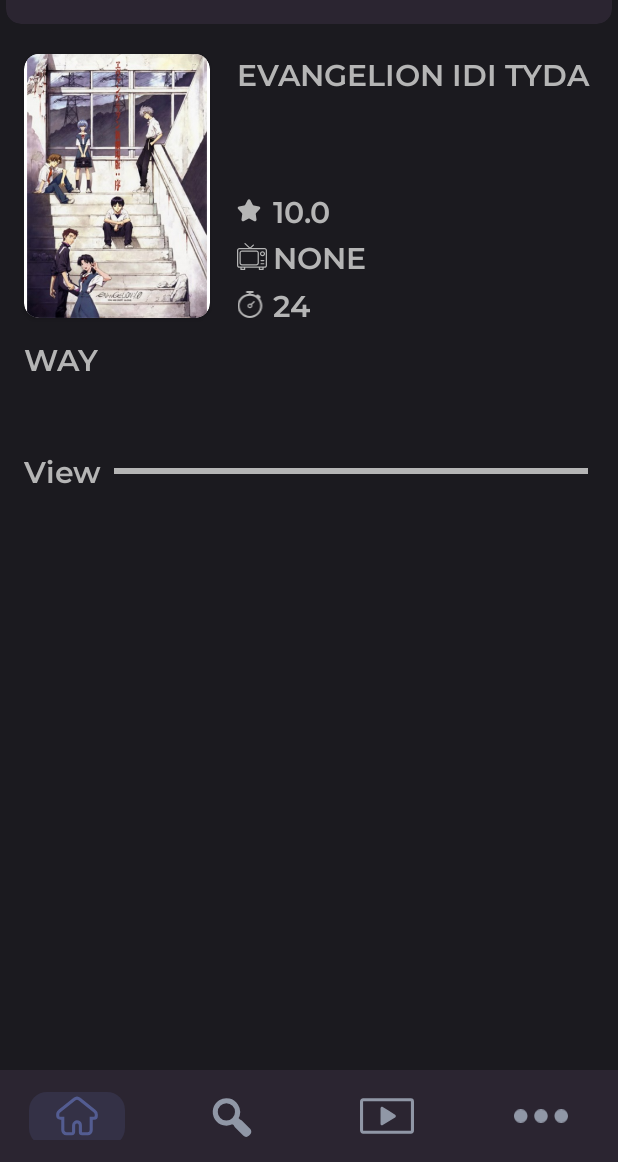
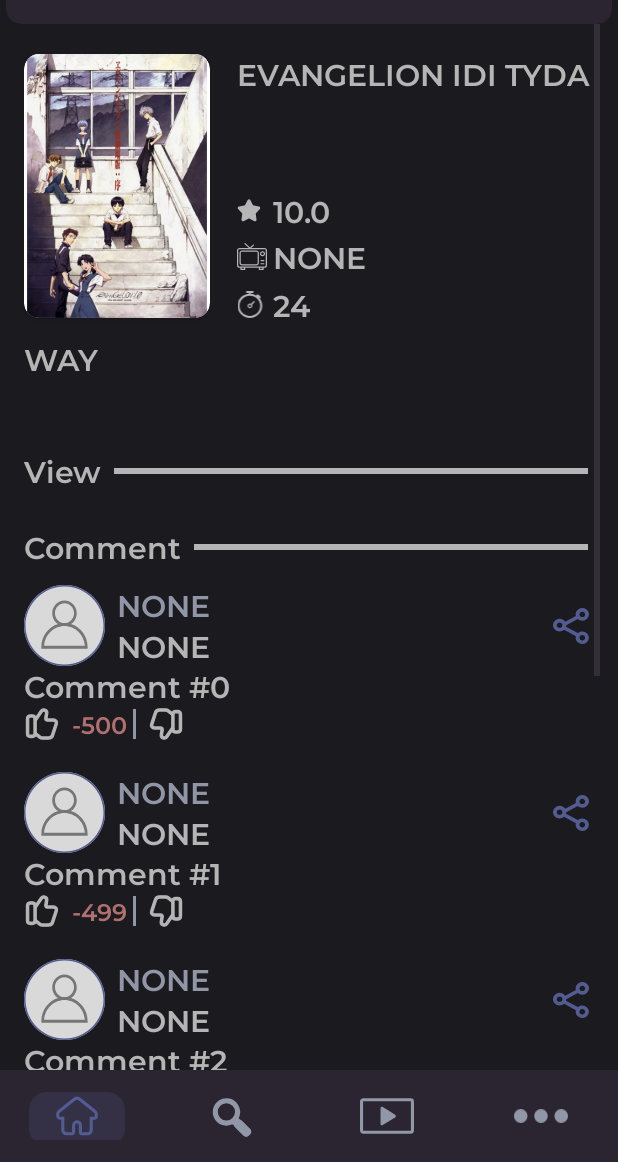
Before and after one commit to Kirixo/NyaCawa, an Android app: the screen it shows after launch (MainActivity), after a tap on "EVANGELION IDI TYDA", on a phone screen of 412 x 824 dp, the part 74-1236 px from its top. Run offline under Robolectric (Android 15) with nearby library versions, the phone set to English and light mode, and no system bars.

Commit message:
Comment adapter released and loaded with test date

```diff
--- /dev/null
+++ b/app/src/main/java/com/project/nyacawa/data/CommentData.kt
@@ -0,0 +1,62 @@
+package com.project.nyacawa.data
+
+import android.content.Context
+import android.graphics.Color
+import android.os.Parcel
+import android.os.Parcelable
+import android.provider.CalendarContract.Colors
+import com.project.nyacawa.R
+
+enum class CommentRatingStates{
+    LIKE,
+    DISLIKE
+}
+
+data class Comment(
+    val id: Int,
+    val profile: Profile?,
+    val text: String,
+    val likes: Int,
+    val dislikes: Int
+): Parcelable {
+    constructor(parcel: Parcel) : this(
+        parcel.readInt(),
+        parcel.readParcelable(Profile::class.java.classLoader),
+        parcel.readString().orEmpty(),
+        parcel.readInt(),
+        parcel.readInt()
+    ) {
+    }
+
+    override fun writeToParcel(parcel: Parcel, flags: Int) {
+        parcel.writeInt(id)
+        parcel.writeParcelable(profile?.let { null }, flags)
+        parcel.writeString(text)
+        parcel.writeInt(likes)
+        parcel.writeInt(dislikes)
+    }
+
+    override fun describeContents(): Int {
+        return 0
+    }
+
+    companion object CREATOR : Parcelable.Creator<Comment> {
+        override fun createFromParcel(parcel: Parcel): Comment {
+            return Comment(parcel)
+        }
+
+        override fun newArray(size: Int): Array<Comment?> {
+            return arrayOfNulls(size)
+        }
+    }
+
+    fun getRating(): Int{
+        return likes - dislikes
+    }
+
+    fun getRatingColor () :Int = if(getRating() <= 0){
+        Color.parseColor("#B17070")
+    }else{
+        Color.parseColor("#87AE7E")
+    }
+}
--- a/app/src/main/java/com/project/nyacawa/data/Profile.kt
+++ b/app/src/main/java/com/project/nyacawa/data/Profile.kt
@@ -1,4 +1,32 @@
-package com.project.nyacawa.data;
+package com.project.nyacawa.data
 
-public class Profile {
+import android.os.Parcel
+import android.os.Parcelable
+
+
+data class Profile(
+    val id: Int
+) : Parcelable{
+    constructor(parcel: Parcel) : this(
+        parcel.readInt()
+    )
+
+    override fun writeToParcel(parcel: Parcel, flags: Int) {
+        parcel.writeInt(id)
+    }
+
+    override fun describeContents(): Int {
+        return 0
+    }
+
+    companion object CREATOR : Parcelable.Creator<Profile> {
+        override fun createFromParcel(parcel: Parcel): Profile {
+            return Profile(parcel)
+        }
+
+        override fun newArray(size: Int): Array<Profile?> {
+            return arrayOfNulls(size)
+        }
+    }
+
 }
--- /dev/null
+++ b/app/src/main/java/com/project/nyacawa/domain/adapters/CommentHandlers.kt
@@ -0,0 +1,8 @@
+package com.project.nyacawa.domain.adapters
+
+import com.project.nyacawa.data.Comment
+
+
+typealias onDislikeCommentClick = (Comment) -> Unit
+typealias onLikeCommentClick = (Comment) -> Unit
+typealias onShareCommentClick = (Comment) -> Unit
--- /dev/null
+++ b/app/src/main/java/com/project/nyacawa/domain/adapters/CommentsAdapter.kt
@@ -0,0 +1,61 @@
+package com.project.nyacawa.domain.adapters
+
+import android.util.Log
+import android.view.LayoutInflater
+import android.view.ViewGroup
+import androidx.recyclerview.widget.RecyclerView
+import com.project.nyacawa.data.Comment
+import com.project.nyacawa.databinding.ViewCommentBlankBinding
+import com.project.nyacawa.domain.logic.ProfileButtonStates
+
+class CommentsAdapter(
+    private val commentList: List<Comment>,
+    private val dislikeAction: onShareCommentClick,
+    private val likeCommentClick: onLikeCommentClick,
+    private val onShareCommentClick: onShareCommentClick
+
+): RecyclerView.Adapter<CommentsAdapter.CommentsViewHolder>() {
+    override fun onCreateViewHolder(parent: ViewGroup, viewType: Int): CommentsViewHolder {
+        return CommentsViewHolder(
+            ViewCommentBlankBinding.inflate(
+                LayoutInflater.from(parent.context),
+                parent,
+                false
+            )
+        )
+    }
+
+    override fun getItemCount(): Int {
+        return commentList.size
+    }
+
+    override fun onBindViewHolder(holder: CommentsViewHolder, position: Int) {
+        val item = commentList[position]
+        Log.d("[COMMENTS ADAPTER]", "onBindViewHolder: bind")
+        if(item.profile!=null){
+            holder.accountView.setProfile(item.profile, ProfileButtonStates.SHARE)
+            holder.accountView.setShareButton(onShareCommentClick, item)
+
+            holder.like.setOnClickListener {
+                likeCommentClick.invoke(item)
+            }
+
+            holder.dislike.setOnClickListener {
+                dislikeAction.invoke(item)
+            }
+
+            holder.text.text = item.text
+            holder.rating.text = item.getRating().toString()
+            holder.rating.setTextColor(item.getRatingColor())
+            //TODO(GET INFORMATION FROM BD THAT THIS COMMENT IS LIKED OR DISLIKED BY THIS USER)
+        }
+    }
+
+    inner class CommentsViewHolder(binding: ViewCommentBlankBinding) : RecyclerView.ViewHolder(binding.root) {
+        val accountView = binding.account
+        val dislike = binding.dislike
+        val like = binding.like
+        val text = binding.commentText
+        val rating = binding.rating
+    }
+}
--- a/app/src/main/java/com/project/nyacawa/domain/logic/ProfileButtonStates.kt
+++ b/app/src/main/java/com/project/nyacawa/domain/logic/ProfileButtonStates.kt
@@ -4,5 +4,6 @@ package com.project.nyacawa.domain.logic
 enum class ProfileButtonStates {
     EXIT,
     AUTHORIZATION,
-    REGISTER
+    REGISTER,
+    SHARE
 }
--- /dev/null
+++ b/app/src/main/java/com/project/nyacawa/domain/placeholder/CommentsDataPlaceholder.kt
@@ -0,0 +1,50 @@
+package com.project.nyacawa.domain.placeholder
+
+import android.graphics.drawable.Drawable
+import androidx.core.graphics.drawable.toBitmap
+import com.project.nyacawa.data.AnimeData
+import com.project.nyacawa.data.Comment
+import com.project.nyacawa.data.Profile
+import java.util.ArrayList
+import java.util.HashMap
+
+/**
+ * Helper class for providing sample content for user interfaces created by
+ * Android template wizards.
+ *
+ * TODO: Replace all uses of this class before publishing your app.
+ */
+
+object CommentsDataPlaceholder {
+
+    val ITEMS: MutableList<Comment> = ArrayList()
+    private val ITEM_MAP: MutableMap<Int, Comment> = HashMap()
+
+
+    private const val COUNT = 1000
+
+    init{
+        for (i in 0..COUNT){
+            addItem(createPlaceholderItem())
+        }
+    }
+    private fun addItem(item: Comment) {
+        ITEMS.add(item)
+        ITEM_MAP[item.id] = item
+    }
+
+    private fun createPlaceholderItem(): Comment {
+        return Comment(
+            id = ITEMS.size,
+            profile = Profile(1),
+            text = "Comment #" + ITEMS.size,
+            likes = ITEMS.size,
+            dislikes = COUNT/2
+        )
+    }
+
+    private fun makeDetails(position: Int): String {
+        val builder = StringBuilder()
+        return builder.toString()
+    }
+}
--- a/app/src/main/java/com/project/nyacawa/presentation/ui/fragments/AnimePlayerFragment.kt
+++ b/app/src/main/java/com/project/nyacawa/presentation/ui/fragments/AnimePlayerFragment.kt
@@ -5,10 +5,17 @@ import androidx.fragment.app.Fragment
 import android.view.LayoutInflater
 import android.view.View
 import android.view.ViewGroup
+import androidx.recyclerview.widget.LinearLayoutManager
 import com.project.nyacawa.R
 import com.project.nyacawa.data.AnimeData
+import com.project.nyacawa.data.Comment
+import com.project.nyacawa.data.Profile
 import com.project.nyacawa.databinding.FragmentAnimePlayerBinding
-
+import com.project.nyacawa.domain.adapters.CommentsAdapter
+import com.project.nyacawa.domain.adapters.onDislikeCommentClick
+import com.project.nyacawa.domain.adapters.onLikeCommentClick
+import com.project.nyacawa.domain.adapters.onShareCommentClick
+import com.project.nyacawa.domain.placeholder.CommentsDataPlaceholder
 
 
 class AnimePlayerFragment : Fragment() {
@@ -34,7 +41,33 @@ class AnimePlayerFragment : Fragment() {
         binding.description.text = param1?.description
         binding.rating.text = param1?.rating.toString()
 
+        val onShareClick: onShareCommentClick = {onShareClick(it)}
+        val onDislikeClick: onDislikeCommentClick = {onDislikeClick(it)}
+        val onLikeClick: onLikeCommentClick = {onLikeClick(it)}
+
+        with(binding.commentList){
+            layoutManager = LinearLayoutManager(context)
+            adapter = CommentsAdapter(
+                commentList = CommentsDataPlaceholder.ITEMS,
+                dislikeAction = onDislikeClick,
+                likeCommentClick = onLikeClick,
+                onShareCommentClick = onShareClick
+            )
+        }
+
+
+
         return binding.root
+    }
+
+    private fun onDislikeClick(comment: Comment){
+
+    }
+    private fun onLikeClick(comment: Comment){
+
+    }
+    private fun onShareClick(comment: Comment){
+
     }
 
     companion object {
--- a/app/src/main/java/com/project/nyacawa/presentation/ui/views/AccountField.kt
+++ b/app/src/main/java/com/project/nyacawa/presentation/ui/views/AccountField.kt
@@ -8,8 +8,10 @@ import androidx.constraintlayout.widget.ConstraintLayout
 import androidx.navigation.NavController
 import androidx.navigation.fragment.NavHostFragment
 import com.project.nyacawa.R
+import com.project.nyacawa.data.Comment
 import com.project.nyacawa.data.Profile
 import com.project.nyacawa.databinding.ViewAccountBinding
+import com.project.nyacawa.domain.adapters.onShareCommentClick
 import com.project.nyacawa.domain.logic.ProfileButtonStates
 
 
@@ -37,9 +39,21 @@ class AccountField(
         val inflater = LayoutInflater.from(context)
         inflater.inflate(R.layout.view_account, this, true)
         binding = ViewAccountBinding.bind(this)
+        attributeInit(attrs, defStyleAttr, defStyleRes)
     }
 
-    fun setHandlers(goToAuthorization: GoToAuthorization, goToRegistration: GoToRegistration, accountExit: AccountExit ){
+    private fun attributeInit(attrs: AttributeSet?, defStyleAttr: Int, defStyleRes: Int){
+        if (attrs == null) return
+        val typedArray = context.obtainStyledAttributes(attrs, R.styleable.AccountField, defStyleAttr, defStyleRes)
+
+        val drawable = typedArray.getDrawable(R.styleable.AccountField_buttonIcon)
+        binding.actionButton.setImageDrawable(drawable);
+
+        typedArray.recycle();
+    }
+
+
+    fun setHandlers(goToAuthorization: GoToAuthorization, goToRegistration: GoToRegistration, accountExit: AccountExit){
         this.goToAuthorization = goToAuthorization
         this.goToRegistration = goToRegistration
         this.accountExit = accountExit
@@ -51,6 +65,7 @@ class AccountField(
                 ProfileButtonStates.EXIT -> accountExit.invoke()
                 ProfileButtonStates.AUTHORIZATION -> goToAuthorization.invoke()
                 ProfileButtonStates.REGISTER -> goToRegistration.invoke()
+                else -> Unit
             }
         }
     }
@@ -61,6 +76,7 @@ class AccountField(
             ProfileButtonStates.EXIT -> setExitButton()
             ProfileButtonStates.AUTHORIZATION -> setLogInButton()
             ProfileButtonStates.REGISTER -> setLogInButton()
+            else -> Unit
         }
         updateProfileButtonClickListener()
     }
@@ -71,10 +87,15 @@ class AccountField(
     private fun setLogInButton(){
         binding.actionButton.setImageDrawable(getDrawable(context, R.drawable.log_in_ico))
     }
-
-    fun setProfile(profile: Profile){
+    fun setShareButton(onShareCommentClick: onShareCommentClick, comment: Comment){
+        binding.actionButton.setOnClickListener {
+            onShareCommentClick.invoke(comment)
+        }
+        setState(ProfileButtonStates.SHARE)
+    }
+    fun setProfile(profile: Profile, state: ProfileButtonStates){
         this.profile = profile
-        setState(ProfileButtonStates.EXIT)
+        setState(state)
     }
 
 
--- a/app/src/main/java/com/project/nyacawa/presentation/ui/views/AccountHandler.kt
+++ b/app/src/main/java/com/project/nyacawa/presentation/ui/views/AccountHandler.kt
@@ -1,5 +1,5 @@
 package com.project.nyacawa.presentation.ui.views
 
-typealias GoToRegistration = () -> Unit
+typealias GoToRegistration = ()-> Unit
 typealias GoToAuthorization = () -> Unit
 typealias AccountExit = () -> Unit
--- /dev/null
+++ b/app/src/main/res/drawable/dislike_ico.xml
@@ -0,0 +1,17 @@
+<?xml version="1.0" encoding="utf-8"?>
+<vector xmlns:android="http://schemas.android.com/apk/res/android"
+    android:width="17dp"
+    android:height="17dp"
+    android:viewportWidth="17"
+    android:viewportHeight="17">
+    <path
+        android:fillColor="#FFB5B5B5"
+        android:strokeColor="#FFB5B5B5"
+        android:strokeWidth="0.6"
+        android:pathData="M7.65 15.65c-0.2 0-0.41-0.03-0.6-0.1-0.89-0.3-1.45-1.27-1.26-2.18l0.35-2.23c0-0.05 0-0.12-0.04-0.17C6.06 10.93 6 10.9 5.96 10.9H3.12c-0.69 0-1.3-0.3-1.65-0.8-0.34-0.48-0.41-1.13-0.19-1.75l1.7-5.16c0.26-1.03 1.36-1.85 2.49-1.85h2.69c0.4 0 1.26 0.12 1.72 0.58l2.15 1.65-0.65 0.85-2.2-1.7C9 2.55 8.56 2.4 8.16 2.4h-2.7C4.84 2.4 4.15 2.9 4 3.49L2.3 8.7c-0.12 0.32-0.1 0.6 0.05 0.8 0.16 0.23 0.44 0.36 0.8 0.36h2.82c0.37 0 0.71 0.15 0.95 0.42 0.24 0.28 0.34 0.65 0.29 1.03l-0.36 2.27c-0.08 0.4 0.19 0.84 0.57 0.97 0.34 0.13 0.8-0.05 0.95-0.28l2.9-4.32 0.88 0.6-2.9 4.31c-0.34 0.5-0.97 0.8-1.59 0.8Z"/>
+    <path
+        android:fillColor="#FFB5B5B5"
+        android:strokeColor="#FFB5B5B5"
+        android:strokeWidth="0.6"
+        android:pathData="M13.9 12.82h-0.71c-1.31 0-1.95-0.62-1.95-1.88V4c0-1.26 0.64-1.88 1.95-1.88h0.7c1.32 0 1.96 0.62 1.96 1.88v6.94c0 1.26-0.64 1.88-1.95 1.88ZM13.19 3.2c-0.77 0-0.89 0.18-0.89 0.81v6.94c0 0.63 0.12 0.82 0.89 0.82h0.7c0.78 0 0.9-0.19 0.9-0.82V4c0-0.63-0.12-0.81-0.9-0.81h-0.7Z"/>
+</vector>
--- /dev/null
+++ b/app/src/main/res/drawable/like_ico.xml
@@ -0,0 +1,17 @@
+<?xml version="1.0" encoding="utf-8"?>
+<vector xmlns:android="http://schemas.android.com/apk/res/android"
+    android:width="17dp"
+    android:height="17dp"
+    android:viewportWidth="17"
+    android:viewportHeight="17">
+    <path
+        android:fillColor="#FFB5B5B5"
+        android:strokeColor="#FFB5B5B5"
+        android:strokeWidth="0.6"
+        android:pathData="M9.35 1.35c0.2 0 0.41 0.03 0.6 0.1 0.89 0.3 1.45 1.27 1.26 2.18l-0.35 2.23c0 0.05 0 0.12 0.04 0.17C10.94 6.07 11 6.1 11.04 6.1h2.84c0.69 0 1.3 0.3 1.65 0.8 0.34 0.48 0.41 1.13 0.19 1.75l-1.7 5.16c-0.26 1.03-1.36 1.85-2.49 1.85H8.84c-0.4 0-1.26-0.12-1.72-0.58l-2.15-1.65 0.65-0.85 2.2 1.7C8 14.45 8.44 14.6 8.84 14.6h2.7c0.63 0 1.32-0.5 1.46-1.08l1.71-5.2c0.12-0.32 0.1-0.6-0.05-0.8-0.16-0.23-0.44-0.36-0.8-0.36h-2.82c-0.37 0-0.71-0.15-0.95-0.42C9.85 6.45 9.75 6.08 9.8 5.7l0.36-2.27c0.08-0.4-0.19-0.84-0.57-0.97C9.25 2.33 8.8 2.5 8.64 2.74l-2.9 4.32-0.88-0.6 2.9-4.31c0.34-0.5 0.97-0.8 1.59-0.8Z"/>
+    <path
+        android:fillColor="#FFB5B5B5"
+        android:strokeColor="#FFB5B5B5"
+        android:strokeWidth="0.6"
+        android:pathData="M3.1 4.18h0.71c1.31 0 1.95 0.62 1.95 1.88V13c0 1.26-0.64 1.88-1.95 1.88h-0.7c-1.32 0-1.96-0.62-1.96-1.88V6.06c0-1.26 0.64-1.88 1.95-1.88Zm0.71 9.63c0.77 0 0.89-0.18 0.89-0.81V6.06c0-0.63-0.12-0.82-0.89-0.82h-0.7c-0.78 0-0.9 0.19-0.9 0.82V13c0 0.63 0.12 0.81 0.9 0.81h0.7Z"/>
+</vector>
--- /dev/null
+++ b/app/src/main/res/drawable/share_ico.xml
@@ -0,0 +1,10 @@
+<?xml version="1.0" encoding="utf-8"?>
+<vector xmlns:android="http://schemas.android.com/apk/res/android"
+    android:width="24dp"
+    android:height="24dp"
+    android:viewportWidth="24"
+    android:viewportHeight="24">
+    <path
+        android:fillColor="#FF535C91"
+        android:pathData="M19.51 24c-1.36 0.01-2.65-0.58-3.49-1.6-0.83-1.02-1.12-2.36-0.77-3.6L7.37 14.5c-1.36 1.19-3.36 1.44-5 0.63-1.64-0.8-2.57-2.5-2.33-4.24 0.23-1.74 1.59-3.16 3.39-3.55C5.23 6.97 7.1 7.7 8.1 9.17l7.15-3.9c-0.09-0.32-0.14-0.67-0.14-1-0.02-2.01 1.44-3.75 3.5-4.17 2.06-0.43 4.15 0.58 5 2.4 0.86 1.84 0.25 3.99-1.46 5.16-1.71 1.16-4.05 1.03-5.6-0.32l-7.75 4.2c0 0.31-0.05 0.62-0.14 0.92l7.89 4.28c1.45-1.27 3.6-1.46 5.28-0.48 1.68 0.98 2.46 2.9 1.92 4.7-0.53 1.8-2.27 3.04-4.24 3.04Zm0-5.98c-1.04 0-1.88 0.8-1.88 1.8 0 0.98 0.84 1.79 1.88 1.79 1.05 0 1.9-0.8 1.9-1.8 0-0.99-0.85-1.8-1.9-1.8ZM4.41 9.64c-1.05 0-1.9 0.8-1.9 1.8 0 0.99 0.85 1.8 1.9 1.8 1.04 0 1.88-0.81 1.88-1.8 0-1-0.84-1.8-1.89-1.8Zm15.1-7.17c-1.04 0-1.88 0.8-1.88 1.8 0 0.98 0.84 1.79 1.88 1.79 1.05 0 1.9-0.8 1.9-1.8 0-0.99-0.85-1.8-1.9-1.8Z"/>
+</vector>
--- a/app/src/main/res/layout/fragment_anime_player.xml
+++ b/app/src/main/res/layout/fragment_anime_player.xml
@@ -1,11 +1,16 @@
 <?xml version="1.0" encoding="utf-8"?>
-<androidx.constraintlayout.widget.ConstraintLayout xmlns:android="http://schemas.android.com/apk/res/android"
+<ScrollView xmlns:android="http://schemas.android.com/apk/res/android"
     xmlns:tools="http://schemas.android.com/tools"
     android:layout_width="match_parent"
     android:layout_height="match_parent"
     xmlns:app="http://schemas.android.com/apk/res-auto"
     tools:context=".presentation.ui.fragments.AnimePlayerFragment">
 
+    <androidx.constraintlayout.widget.ConstraintLayout
+        android:layout_width="match_parent"
+        android:layout_height="wrap_content"
+        app:layout_constraintTop_toTopOf="parent"
+        >
 
         <androidx.cardview.widget.CardView
             android:id="@+id/_anime_poster"
@@ -180,4 +185,45 @@
             >
         </View>
 
+
+        <TextView
+            android:id="@+id/_comment"
+            android:layout_width="wrap_content"
+            android:layout_height="wrap_content"
+            app:layout_constraintTop_toBottomOf="@id/_view"
+            app:layout_constraintStart_toStartOf="parent"
+            android:layout_marginTop="24dp"
+            style="@style/Text.T2"
+            android:text="@string/comment"
+            android:layout_marginStart="4dp"
+            >
+        </TextView>
+
+        <View
+            android:layout_width="0dp"
+            android:layout_height="4dp"
+            android:background="@color/active_text"
+            app:layout_constraintTop_toTopOf="@id/_comment"
+            app:layout_constraintStart_toEndOf="@id/_comment"
+            app:layout_constraintEnd_toEndOf="parent"
+            app:layout_constraintBottom_toBottomOf="@id/_comment"
+            android:layout_marginStart="8dp"
+            android:layout_marginEnd="8dp"
+            >
+        </View>
+
+        <androidx.recyclerview.widget.RecyclerView
+            android:layout_width="match_parent"
+            android:layout_height="wrap_content"
+            android:id="@+id/comment_list"
+            app:layout_constraintTop_toBottomOf="@id/_comment"
+            android:layout_marginTop="8dp"
+            tools:listitem="@layout/view_comment_blank"
+            tools:context=".presentation.ui.fragments.AnimePlayerFragment"
+            android:scrollbars="none"
+            >
+        </androidx.recyclerview.widget.RecyclerView>
+
     </androidx.constraintlayout.widget.ConstraintLayout>
+
+</ScrollView>
--- /dev/null
+++ b/app/src/main/res/layout/view_comment_blank.xml
@@ -0,0 +1,89 @@
+<?xml version="1.0" encoding="utf-8"?>
+<androidx.constraintlayout.widget.ConstraintLayout xmlns:android="http://schemas.android.com/apk/res/android"
+    android:layout_width="match_parent"
+    android:layout_height="wrap_content"
+    xmlns:app="http://schemas.android.com/apk/res-auto"
+    >
+
+
+    <com.project.nyacawa.presentation.ui.views.AccountField
+        android:id="@+id/account"
+        android:layout_width="match_parent"
+        android:layout_height="wrap_content"
+        app:layout_constraintTop_toTopOf="parent"
+        app:buttonIcon="@drawable/share_ico"
+        android:layout_marginStart="4dp"
+        android:layout_marginEnd="4dp"
+        android:layout_marginTop="4dp"
+        >
+    </com.project.nyacawa.presentation.ui.views.AccountField>
+
+    <TextView
+        android:id="@+id/comment_text"
+        android:layout_width="0dp"
+        android:layout_height="wrap_content"
+        app:layout_constraintStart_toStartOf="@id/account"
+        app:layout_constraintEnd_toEndOf="@id/account"
+        app:layout_constraintTop_toBottomOf="@id/account"
+        style="@style/Text.T2"
+        android:text="@string/none"
+        >
+    </TextView>
+
+    <ImageView
+        android:id="@+id/like"
+        android:layout_width="24dp"
+        android:layout_height="24dp"
+        android:src="@drawable/like_ico"
+        app:layout_constraintTop_toBottomOf="@id/comment_text"
+        app:layout_constraintStart_toStartOf="@id/comment_text"
+        >
+    </ImageView>
+
+    <TextView
+        android:id="@+id/rating"
+        android:layout_width="wrap_content"
+        android:layout_height="wrap_content"
+        app:layout_constraintStart_toEndOf="@id/like"
+        app:layout_constraintTop_toTopOf="@id/like"
+        app:layout_constraintBottom_toBottomOf="@id/like"
+        style="@style/Text.T3"
+        android:layout_marginStart="8dp"
+        android:text="0000"
+        >
+    </TextView>
+
+    <View
+        android:id="@+id/_delimiter"
+        android:layout_width="2dp"
+        android:layout_height="0dp"
+        app:layout_constraintTop_toTopOf="@id/like"
+        app:layout_constraintBottom_toBottomOf="@id/like"
+        app:layout_constraintStart_toEndOf="@id/rating"
+        android:layout_marginStart="4dp"
+        android:layout_marginTop="2dp"
+        android:layout_marginBottom="2dp"
+        android:background="#9096A5"
+        >
+    </View>
+
+    <ImageView
+        android:id="@+id/dislike"
+        android:layout_width="24dp"
+        android:layout_height="24dp"
+        android:src="@drawable/dislike_ico"
+        app:layout_constraintTop_toTopOf="@id/like"
+        app:layout_constraintBottom_toBottomOf="@id/like"
+        app:layout_constraintStart_toEndOf="@id/_delimiter"
+        android:layout_marginStart="8dp"
+        >
+    </ImageView>
+
+    <Space
+        android:layout_width="match_parent"
+        android:layout_height="16dp"
+        app:layout_constraintTop_toBottomOf="@id/like"
+        >
+    </Space>
+
+</androidx.constraintlayout.widget.ConstraintLayout>
--- a/app/src/main/res/values/attrs.xml
+++ b/app/src/main/res/values/attrs.xml
@@ -7,6 +7,7 @@
     </declare-styleable>
 
     <declare-styleable name="AccountField">
+        <attr name="buttonIcon"/>
     </declare-styleable>
 
 </resources>
--- a/app/src/main/res/values/colors.xml
+++ b/app/src/main/res/values/colors.xml
@@ -14,4 +14,7 @@
 
     <color name="icon_color">#FF9097A6</color>
     <color name="account_profile">#9096A5</color>
+
+    <color name="positive_color">#87AE7E</color>
+    <color name="non_positive_color">#B17070</color>
 </resources>
--- a/app/src/main/res/values/strings.xml
+++ b/app/src/main/res/values/strings.xml
@@ -86,4 +86,5 @@
     <string name="view">View</string>
     <string name="you_haven_t_seen_anything">You haven\'t seen anything</string>
     <string name="anime_player">Anime</string>
+    <string name="comment">Comment</string>
 </resources>
```
Lines whose indentation alone changed are shown as unchanged.
